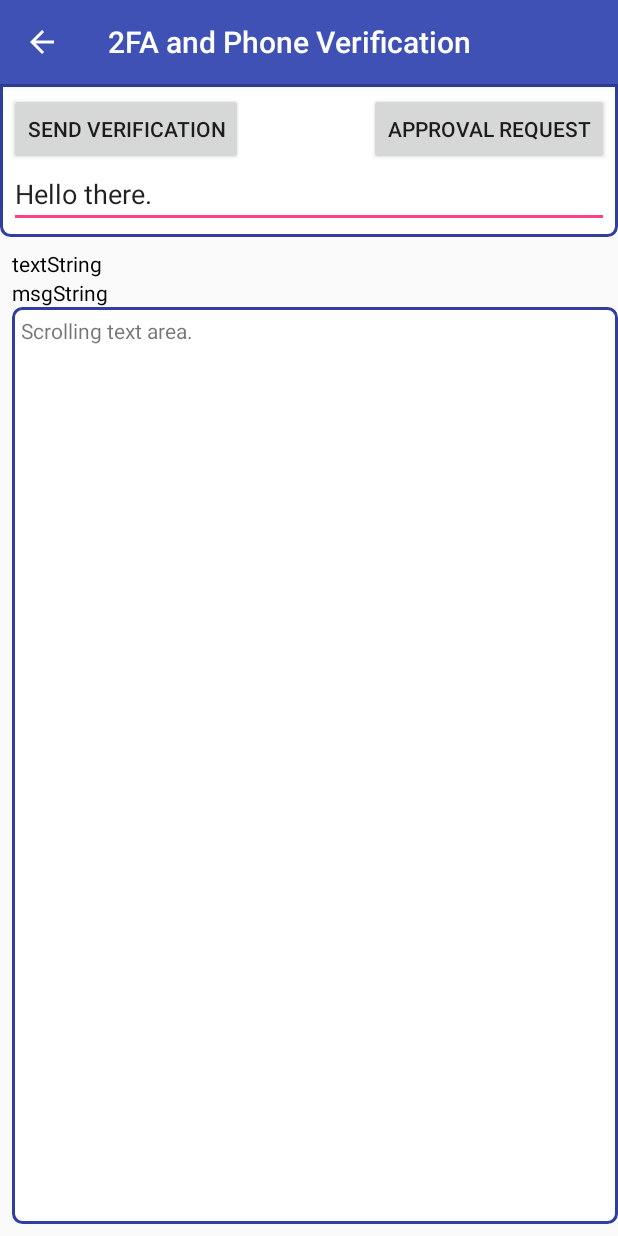
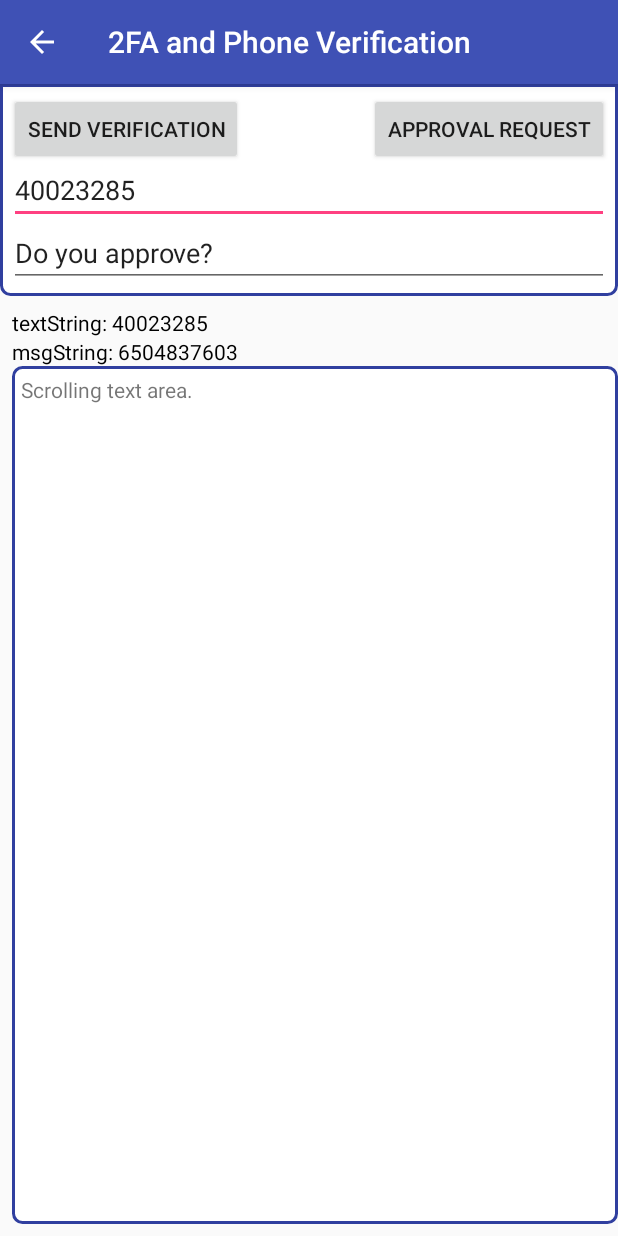
Before and after one commit to tigerfarm/OwlMessaging, an Android app: the AccSecActivity screen opened directly, with no data from a screen before it, on a phone screen of 412 x 824 dp. Run offline under Robolectric (Android 15) with nearby library versions, the phone set to English and light mode, and no system bars; network calls fail.

Commit message:
2FA and Phone Verification work. The form needs work, but is good for testing.

```diff
--- a/app/src/main/java/com/tfp/tfpsms/AccSecActivity.java
+++ b/app/src/main/java/com/tfp/tfpsms/AccSecActivity.java
@@ -22,8 +22,8 @@ public class AccSecActivity extends AppCompatActivity implements View.OnClickLis
     private AccountCredentials accountCredentials;
     private TwSms twilioAccSec;
 
-    private Button theButton;
-    private EditText editMessage;
+    private Button buttonSendVerification, buttonApprovalRequest;
+    private EditText editNumber, editMessage;
     private TextView textString, msgString;
     private TextView textScrollBox;
 
@@ -40,9 +40,12 @@ public class AccSecActivity extends AppCompatActivity implements View.OnClickLis
         accountCredentials = new AccountCredentials(this);
         twilioAccSec = new TwSms(accountCredentials);
         //
-        theButton = (Button) findViewById(R.id.theButton);
-        theButton.setOnClickListener(this);
+        buttonSendVerification = (Button) findViewById(R.id.buttonSendVerification);
+        buttonSendVerification.setOnClickListener(this);
+        buttonApprovalRequest = (Button) findViewById(R.id.buttonApprovalRequest);
+        buttonApprovalRequest.setOnClickListener(this);
         //
+        editNumber = (EditText)findViewById(R.id.editNumber);
         editMessage = (EditText)findViewById(R.id.editMessage);
         //
         textString = (TextView) findViewById(R.id.textString);
@@ -53,23 +56,29 @@ public class AccSecActivity extends AppCompatActivity implements View.OnClickLis
 
     @Override
     public void onClick(View view) {
+        String theNumber = editNumber.getText().toString();
+        String theMessage = editMessage.getText().toString();
         switch (view.getId()) {
-            case R.id.theButton:
-                String themessage = editMessage.getText().toString();
-
+            case R.id.buttonSendVerification:
+                String countryCode = "1";
+                textString.setText("+ SMS to: (" + countryCode + ")" + theNumber);
                 try {
-                    twilioAccSec.setPhoneVerificationSend("sms", "1", "2223331234");
-                    textString.setText("+ POST Phone Verification: "+twilioAccSec.getRequestUrl());
+                    twilioAccSec.setPhoneVerificationSend("sms", countryCode, theNumber);
+                    textString.setText("+ Send Phone Verification: "+twilioAccSec.getRequestUrl());
                     postRequest();
                 } catch (Exception e) {
                     e.printStackTrace();
                 }
-                /*
-                textString.setText("+ textString, encrypted :" + encString.trim() +":");
-                msgString.setText("+ msgString, decrypted :" + decString +":");
-                */
-
-                textScrollBox.setText("+ textScrollBox");
+                break;
+            case R.id.buttonApprovalRequest:
+                textString.setText("+ Approval to AuthyID: " + theNumber);
+                try {
+                    twilioAccSec.setPushAuthentication(theNumber, theMessage);
+                    textString.setText("+ Approval Request: "+twilioAccSec.getRequestUrl());
+                    postRequest();
+                } catch (Exception e) {
+                    e.printStackTrace();
+                }
                 break;
         }
     }
--- a/app/src/main/java/com/tfp/tfpsms/AccountCredentials.java
+++ b/app/src/main/java/com/tfp/tfpsms/AccountCredentials.java
@@ -35,7 +35,7 @@ public class AccountCredentials implements Interceptor {
     private int localTimeOffset;
     //
     // Twilio Authy Application entry API Key:
-    private String appApiKey;
+    private String appApiKey = "Vye28fVRU1Bo85BISTENwp1klE5a7tir";  // Owl Publishing
     private SharedPreferences sharedPreferences;
 
     public AccountCredentials(Context context) {
--- a/app/src/main/java/com/tfp/tfpsms/SendSmsActivity.java
+++ b/app/src/main/java/com/tfp/tfpsms/SendSmsActivity.java
@@ -227,7 +227,7 @@ public class SendSmsActivity extends AppCompatActivity implements View.OnClickLi
                                 for (int i = 0; i < messages.length(); i++) {
                                     // messagesArrayAdapter.insert(messages.getJSONObject(i), i);
                                     if ( !messages.getJSONObject(i).getString("status").equalsIgnoreCase("received")) {
-                                        // Not if status is received, to remove the case of sending to one of your other account phone numbers.
+                                        // Not if status = received, to remove the case of sending to one of your other account phone numbers.
                                         messagesArrayAdapter.insert(messages.getJSONObject(i), im);
                                         im++;
                                     }
--- a/app/src/main/java/com/tfp/tfpsms/TwSms.java
+++ b/app/src/main/java/com/tfp/tfpsms/TwSms.java
@@ -95,12 +95,13 @@ public class TwSms {
     }
 
     // ---------------------------------------------------------------------------------------------
-    // Not used in the SMS version
-    // ---------------------------------------------------------------------------------------------
     // Twilio Account Security API Requests (Sample API for testing: POST without credentials)
 
-    private String seconds_to_expire = "120";
+    private String default_seconds_to_expire = "120";
 
+    public void setPushAuthentication( String authyId, String AskForApproval ) throws Exception {
+        setPushAuthentication(authyId, AskForApproval, default_seconds_to_expire);
+    }
     public void setPushAuthentication( String AuthyId, String AskForApproval, String seconds_to_expire ) throws Exception {
         postParams = new FormBody.Builder()
                 .add("message", AskForApproval)
@@ -117,19 +118,6 @@ public class TwSms {
                 .build();
         requestUrl = "https://api.authy.com/protected/json/phones/verification/start" + "?api_key=" + accountCredentials.getAppApiKey();
     }
-                    /*
-                    URL_REQUEST.setPhoneVerificationSend("sms", "1", "2223331234");
-                    textString.setText("+ POST Phone Verification: "+URL_REQUEST.getRequestUrl());
-                    postRequest();
-                    */
-                    /*
-                    String AuthyId = "12312312";   // Mine
-                    String AskForApproval = "Lunch at 1pm, the usual place.";
-                    String seconds_to_expire = "120";
-                    URL_REQUEST.setPushAuthentication(AuthyId, AskForApproval, seconds_to_expire);
-                    textString.setText("+ Approval Request: " + AskForApproval);
-                    postRequest();
-                    */
 
     // ---------------------------------------------------------------------------------------------
     // GET Hello World (for testing)
--- a/app/src/main/res/layout/activity_accsec.xml
+++ b/app/src/main/res/layout/activity_accsec.xml
@@ -27,25 +27,33 @@
         android:id="@+id/theForm"
         android:background="@drawable/borders_top"
         android:layout_width="match_parent"
-        android:layout_height="102dp">
+        android:layout_height="141dp">
         <Button
-            android:id="@+id/theButtonSendVerification"
+            android:id="@+id/buttonSendVerification"
             android:layout_width="wrap_content"
             android:layout_height="wrap_content"
             android:text="Send Verification" />
         <Button
-            android:id="@+id/theButton"
+            android:id="@+id/buttonApprovalRequest"
             android:layout_width="wrap_content"
             android:layout_height="wrap_content"
             android:layout_gravity="right"
             android:text="Approval Request" />
 
+        <!-- AuthyID/PhoneNumber -->
+        <EditText
+            android:id="@+id/editNumber"
+            android:layout_width="match_parent"
+            android:layout_height="wrap_content"
+            android:layout_gravity="center_vertical"
+            android:text="40023285" />
+        <!-- Message to send -->
         <EditText
             android:id="@+id/editMessage"
             android:layout_width="match_parent"
             android:layout_height="wrap_content"
             android:layout_gravity="bottom"
-            android:text="Hello there." />
+            android:text="Do you approve?" />
     </FrameLayout>
 
     <FrameLayout
@@ -72,14 +80,14 @@
                 android:layout_height="wrap_content"
                 android:textColor="#000000"
                 android:textSize="14sp"
-                android:text="textString"/>
+                android:text="textString: 40023285"/>
             <TextView
                 android:id="@+id/msgString"
                 android:layout_width="wrap_content"
                 android:layout_height="wrap_content"
                 android:textColor="#000000"
                 android:textSize="14sp"
-                android:text="msgString"/>
+                android:text="msgString: 6504837603"/>
             <TextView
                 android:id="@+id/scrollBox"
                 android:layout_width="match_parent"
```
